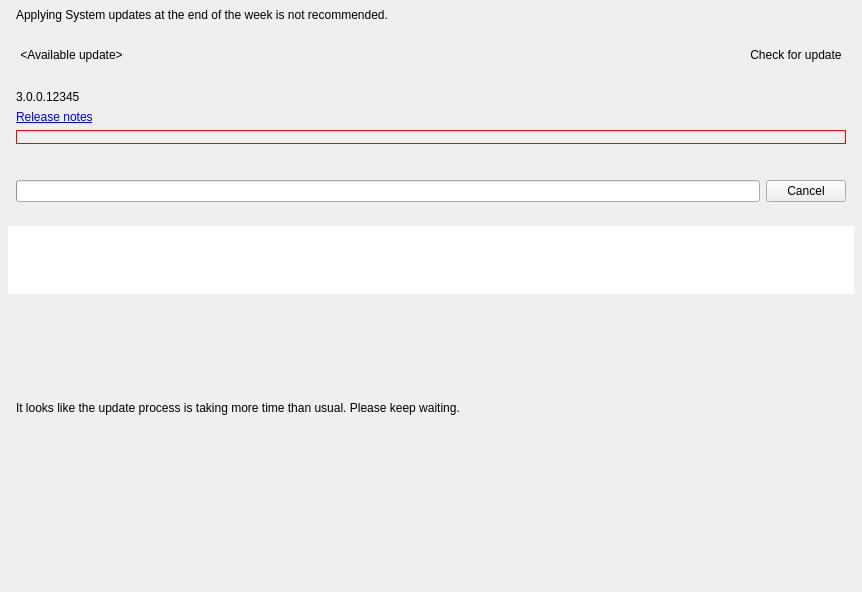
This is vms/client/nx_vms_client_desktop/src/nx/vms/client/desktop/system_update/multi_server_updates_widget.ui in networkoptix/nx_open as Qt 5 draws it before an edit. The edited form follows.
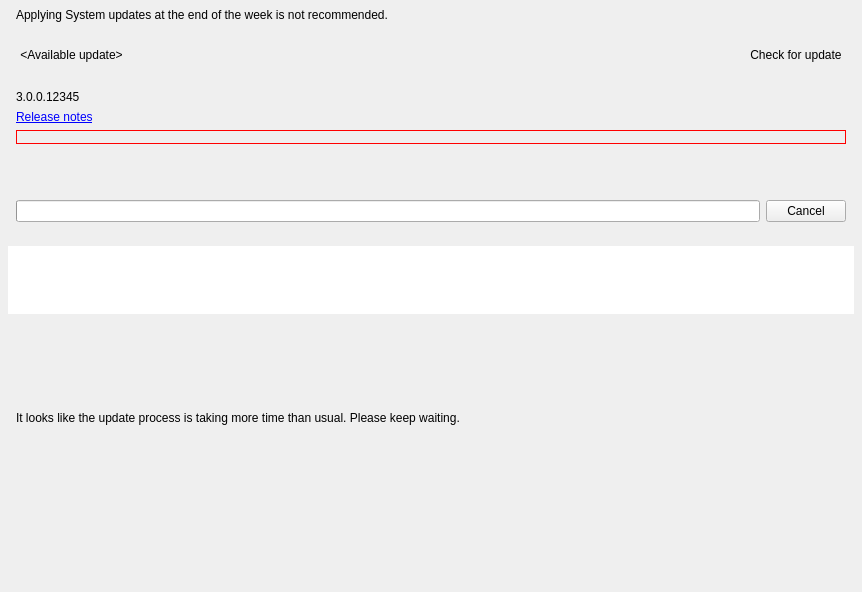
This is the edited form. Custom widgets are drawn as their Qt base class.

Commit message:
VMS-13782: Client checks for free space before downloading update files
<==== Mercurial data ====>
Branch: vms_4.0_gui

```diff
--- a/vms/client/nx_vms_client_desktop/src/nx/vms/client/desktop/system_update/multi_server_updates_widget.ui
+++ b/vms/client/nx_vms_client_desktop/src/nx/vms/client/desktop/system_update/multi_server_updates_widget.ui
@@ -204,7 +204,7 @@
          <number>0</number>
         </property>
         <widget class="QWidget" name="versionPage">
-         <layout class="QVBoxLayout" name="verticalLayout_5" stretch="0,1,0,0">
+         <layout class="QVBoxLayout" name="verticalLayout_5" stretch="0,1,0,0,0">
           <property name="spacing">
            <number>6</number>
           </property>
@@ -329,6 +329,19 @@
             </property>
            </widget>
           </item>
+          <item>
+           <widget class="QLabel" name="spaceErrorLabel">
+            <property name="enabled">
+             <bool>false</bool>
+            </property>
+            <property name="text">
+             <string/>
+            </property>
+            <property name="alignment">
+             <set>Qt::AlignLeading|Qt::AlignLeft|Qt::AlignTop</set>
+            </property>
+           </widget>
+          </item>
          </layout>
         </widget>
         <widget class="QWidget" name="checkingPage">
```
The commit also changes 6 other files.
